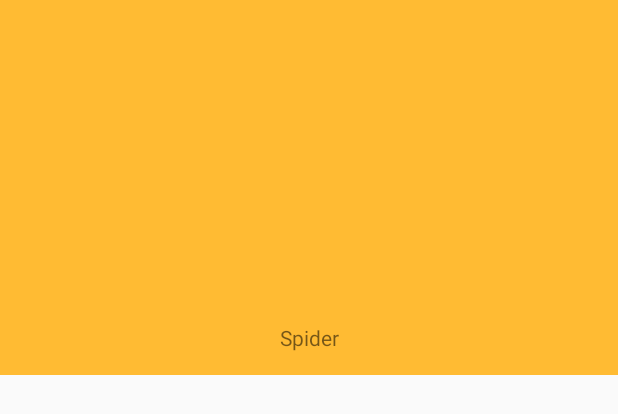
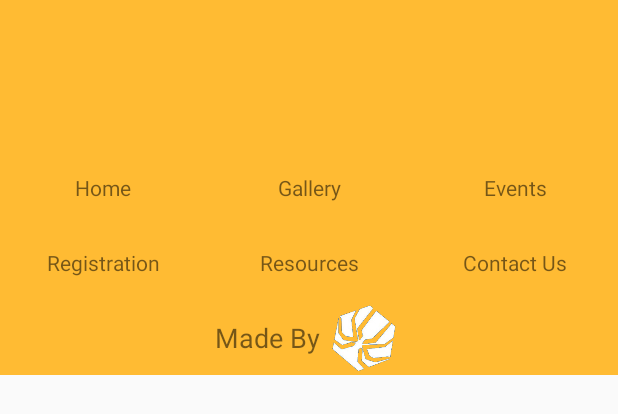
Before and after one commit to NitinMore7/TheScient, an Android app: the layout bottom_sheet.xml on its own in the app's theme, with its tools: preview values and no code run, on a phone screen of 412 x 824 dp. Shown: the top 414 px of the screen. Run offline under Robolectric (Android 15) with nearby library versions, the phone set to English and light mode, and no system bars; network calls fail.

```diff
--- a/app/src/main/res/drawable-v24/border.xml
+++ b/app/src/main/res/drawable-v24/border.xml
@@ -1,6 +1,6 @@
 <?xml version="1.0" encoding="utf-8"?>
 
     <shape xmlns:android="http://schemas.android.com/apk/res/android" android:shape="rectangle" >
-        <solid android:color="@android:color/white" />
+        <solid android:color="@android:color/holo_orange_light" />
         <stroke android:width="3dip" android:color="#000000"/>
     </shape>
--- a/app/src/main/res/layout/bottom_sheet.xml
+++ b/app/src/main/res/layout/bottom_sheet.xml
@@ -22,47 +22,82 @@
         android:layout_width="match_parent"
         android:layout_height="wrap_content">
         <TextView
-            android:layout_width="wrap_content"
-            android:layout_height="50dp"
-            android:layout_weight="1"/>
+            android:id="@+id/home"
+            android:gravity="center"
+            android:text="Home"
+            android:layout_width="0dp"
+            android:layout_weight="1"
+            android:layout_height="50dp"/>
         <TextView
-            android:layout_width="wrap_content"
-            android:layout_height="50dp"
-            android:layout_weight="1"/>
+            android:id="@+id/gallery"
+            android:gravity="center"
+            android:text="Gallery"
+            android:layout_width="0dp"
+            android:layout_weight="1"
+            android:layout_height="50dp"/>
 
         <TextView
-            android:layout_width="wrap_content"
-            android:layout_height="50dp"
-            android:layout_weight="1"/>
+            android:id="@+id/events"
+            android:text="Events"
+            android:gravity="center"
+            android:layout_width="0dp"
+            android:layout_weight="1"
+            android:layout_height="50dp"/>
     </LinearLayout>
 
     <LinearLayout
         android:layout_width="match_parent"
         android:layout_height="wrap_content">
         <TextView
-            android:layout_width="wrap_content"
-            android:layout_height="50dp"
-            android:layout_weight="1"/>
+            android:id="@+id/Regitration"
+            android:text="Registration"
+            android:gravity="center"
+            android:layout_width="0dp"
+            android:layout_weight="1"
+            android:layout_height="50dp"/>
 
         <TextView
-            android:layout_width="wrap_content"
-            android:layout_height="50dp"
-            android:layout_weight="1"/>
+            android:id="@+id/Resources"
+            android:text="Resources"
+            android:gravity="center"
+            android:layout_width="0dp"
+            android:layout_weight="1"
+            android:layout_height="50dp"/>
 
         <TextView
-            android:layout_width="wrap_content"
-            android:layout_height="50dp"
-            android:layout_weight="1"/>
+            android:id="@+id/Contact"
+            android:text="Contact Us"
+            android:gravity="center"
+            android:layout_width="0dp"
+            android:layout_weight="1"
+            android:layout_height="50dp"/>
     </LinearLayout>
 
-    <LinearLayout
+    <RelativeLayout
         android:layout_width="match_parent"
         android:layout_height="wrap_content">
-        <TextView
+        <FrameLayout
+            android:layout_centerHorizontal="true"
             android:layout_width="wrap_content"
-            android:layout_height="50dp"
-            android:text="Spider"
-            android:gravity="center"
-            android:layout_weight="1"/>
-    </LinearLayout>
+            android:layout_height="50dp">
+            <RelativeLayout
+                android:layout_width="wrap_content"
+                android:layout_height="50dp">
+            <TextView
+                android:textSize="18sp"
+                android:id="@+id/Made_by"
+                android:layout_width="wrap_content"
+                android:layout_height="50dp"
+                android:text="Made By"
+                android:gravity="center"/>
+            <ImageView
+                android:layout_gravity="center"
+                android:layout_marginLeft="5dp"
+                android:layout_toEndOf="@+id/Made_by"
+                android:src="@drawable/spiderlogo"
+                android:layout_width="50dp"
+                android:layout_height="50dp"/>
+            </RelativeLayout>
+        </FrameLayout>
+    </RelativeLayout>
 </LinearLayout>
--- a/app/src/main/res/layout/event_card.xml
+++ b/app/src/main/res/layout/event_card.xml
@@ -10,10 +10,10 @@
         android:layout_height="wrap_content"
         android:layout_margin="16dp"
         card_view:cardCornerRadius="12dp"
-        card_view:cardBackgroundColor="#d7dee8"
-        card_view:contentPadding="12dp">
+        card_view:cardBackgroundColor="@android:color/black"
+        card_view:contentPadding="5dp">
         <LinearLayout
-            android:background="#d7dee8"
+            android:background="@android:color/holo_orange_light"
             android:layout_width="match_parent"
             android:layout_height="wrap_content"
             android:orientation="vertical">
```
Also changed, not shown: app/src/main/java/com/example/lenovo/thescient/MainActivity.java (+27 -0 lines), app/src/main/res/layout/activity_main.xml (+31 -17 lines), app/src/main/assets/fonts/Karla-Bold.ttf (added), app/src/main/assets/fonts/Karla-Regular.ttf (added), app/src/main/res/drawable-v24/logo_bulb.jpg (added), app/src/main/res/drawable-v24/spiderlogo.png (added), app/src/main/res/drawable-v24/toolbar_image1.jpg (added), app/src/main/res/drawable-v24/toolbar_image2.jpg (added), app/src/main/res/drawable-v24/toolbar_image3.jpg (added).
